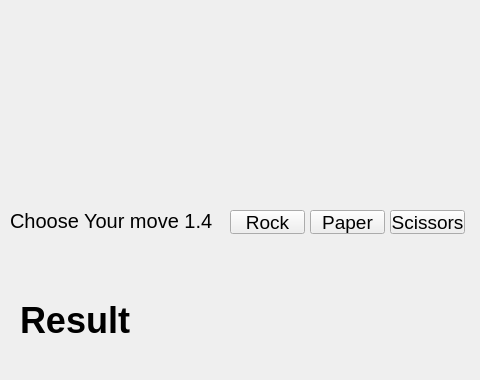
This is mainwindow.ui in jungjinhyo/rockpaperscissors as Qt 5 draws it before an edit; both pictures show x 0 to 480 and y 0 to 380 of the 800 by 600 pixel window. The edited form follows.
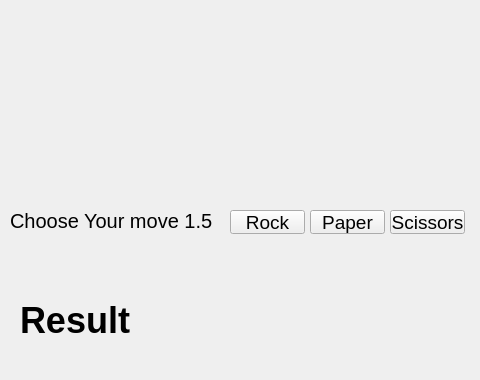
This is the edited form.

```diff
--- a/mainwindow.ui
+++ b/mainwindow.ui
@@ -29,7 +29,7 @@
      </font>
     </property>
     <property name="text">
-     <string>Choose Your move 1.4</string>
+     <string>Choose Your move 1.5</string>
     </property>
    </widget>
    <widget class="QPushButton" name="btnRock">
```
